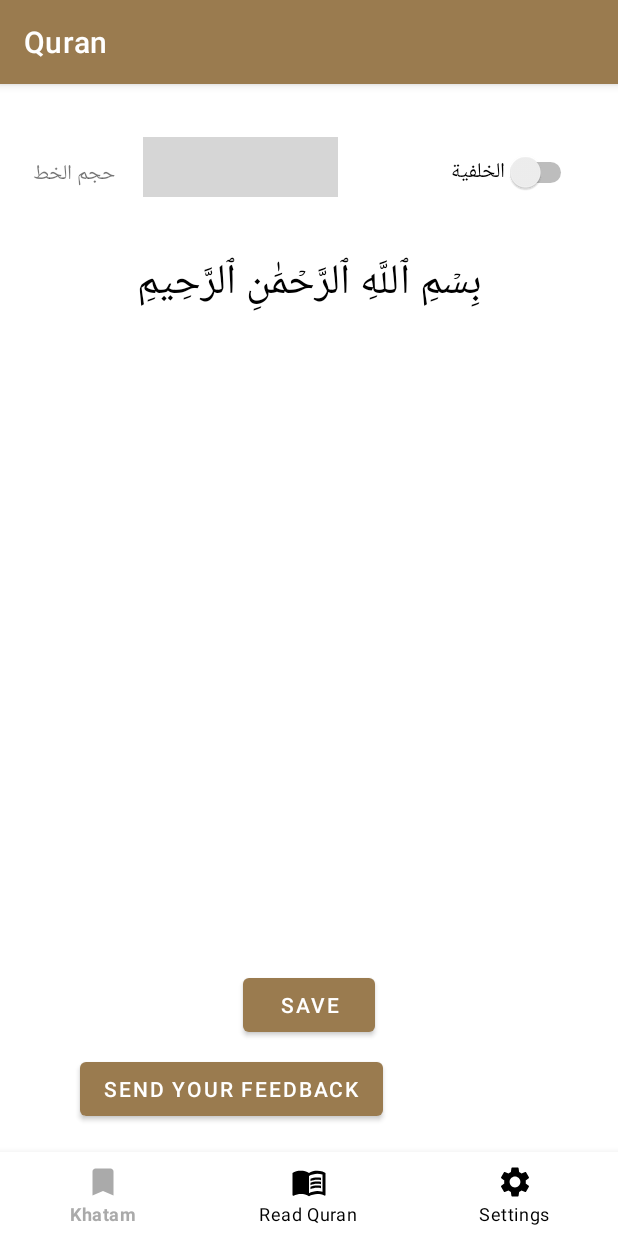
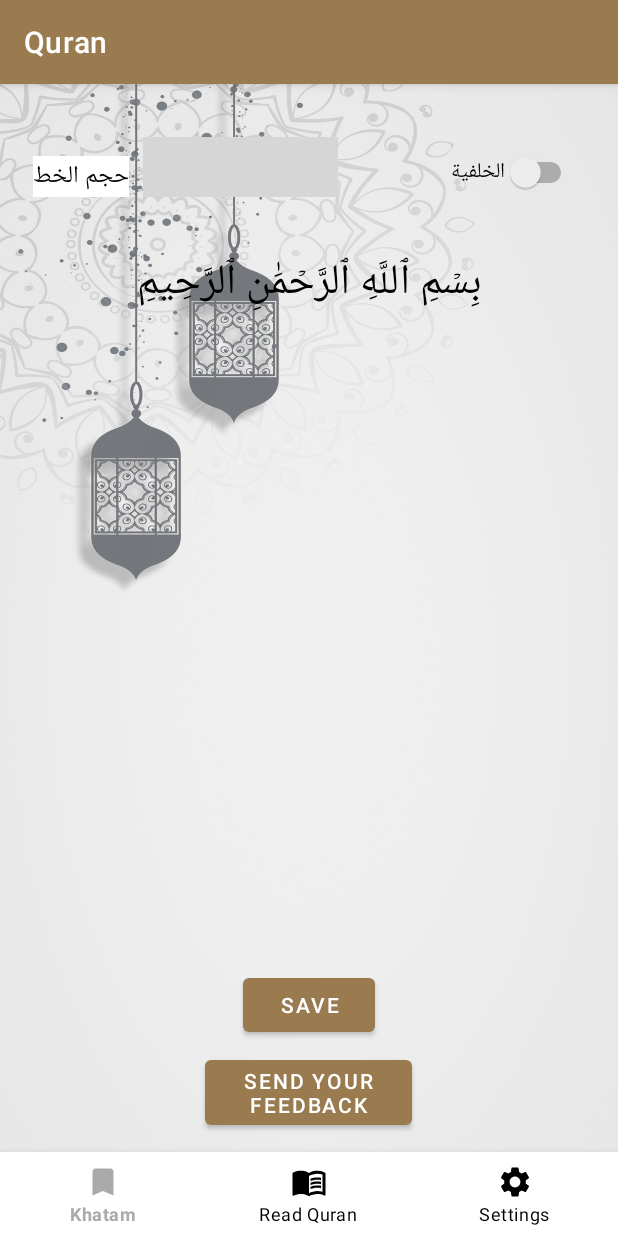
Before and after one commit to FerasMD/499, an Android app: the Settings screen opened directly, with no data from a screen before it, on a phone screen of 412 x 824 dp. Run offline under Robolectric (Android 15) with nearby library versions, the light colour scheme and no system bars; libraries missing offline, so code that uses them is left out: com.travijuu.numberpicker; plain views replace NumberPicker; 6 statements that could not run were skipped; grey boxes are pictures that could not be loaded.

Commit message:
updated the setting page and dis page

```diff
--- a/Quran/app/src/main/java/kau/edu/quran/dis.java
+++ b/Quran/app/src/main/java/kau/edu/quran/dis.java
@@ -33,13 +33,16 @@ public class dis extends AppCompatActivity {
     protected void onCreate(Bundle savedInstanceState) {
         super.onCreate(savedInstanceState);
         setContentView(R.layout.activity_dis);
+        View view=(View)findViewById(R.id.myV);
 
         SharedPreferences sharedPreferences= PreferenceManager.getDefaultSharedPreferences(this);
+        Switch aSwitch=(Switch) findViewById(R.id.switch1);
         String back=sharedPreferences.getString("back","No");
-        View view=(View)findViewById(R.id.myV);
+
         TextView textView = (TextView) findViewById(R.id.textView);
         TextView textView1=(TextView)findViewById(R.id.textView6);
 if (back.equalsIgnoreCase("black")){
+    aSwitch.setChecked(true);
     view.setBackgroundColor(Color.BLACK);
     textView.setTextColor(Color.WHITE);
     textView1.setTextColor(Color.WHITE);
@@ -59,7 +62,7 @@ if (back.equalsIgnoreCase("black")){
        // ColorStateList col=textView.getTextColors();
 
 Drawable drawable=view.getBackground();
-        Switch aSwitch=(Switch) findViewById(R.id.switch1);
+
         aSwitch.setOnCheckedChangeListener(new CompoundButton.OnCheckedChangeListener() {
             @SuppressLint("ResourceAsColor")
             @Override
@@ -71,7 +74,7 @@ Drawable drawable=view.getBackground();
                 }else{
                     textView.setTextColor(Color.BLACK);
                     textView1.setTextColor(Color.BLACK);
-                    view.setBackground(drawable);
+                    view.setBackgroundColor(getResources().getColor(android.R.color.white));
                 }
             }
         });
--- a/Quran/app/src/main/res/layout/activity_settings.xml
+++ b/Quran/app/src/main/res/layout/activity_settings.xml
@@ -6,26 +6,21 @@
     android:layout_height="match_parent"
 
 
-
+    android:background="@drawable/irb"
     tools:context=".Settings">
 
 
-
-
-
-
-
-
-
     <com.google.android.material.bottomnavigation.BottomNavigationView
+        android:id="@+id/bot"
         android:layout_width="match_parent"
         android:layout_height="wrap_content"
-        android:id="@+id/bot"
 
+        android:layout_alignParentBottom="true"
+        app:itemIconTint="@drawable/selector"
         app:itemTextColor="@drawable/selector"
-        app:itemIconTint="@drawable/selector"
-        app:menu="@menu/menu_nav"
-        android:layout_alignParentBottom="true"/>
+        app:menu="@menu/menu_nav">
+
+    </com.google.android.material.bottomnavigation.BottomNavigationView>
 
     <Switch
         android:id="@+id/switch1"
@@ -41,18 +36,6 @@
         android:text="الخلفية"
         tools:ignore="MissingConstraints" />
 
-    <Button
-        android:id="@+id/feed"
-        android:layout_width="wrap_content"
-        android:layout_height="wrap_content"
-
-        android:layout_alignParentStart="true"
-
-        android:layout_alignParentBottom="true"
-        android:layout_marginStart="53dp"
-        android:layout_marginBottom="74dp"
-        android:text="Send your Feedback" />
-
     <TextView
         android:id="@+id/textView5"
         android:layout_width="match_parent"
@@ -62,8 +45,8 @@
         android:layout_marginTop="109dp"
         android:gravity="center_horizontal"
         android:scrollbars="vertical"
+        android:text="بِسۡمِ ٱللَّهِ ٱلرَّحۡمَٰنِ ٱلرَّحِيمِ"
         android:textColor="@color/black"
-        android:text="بِسۡمِ ٱللَّهِ ٱلرَّحۡمَٰنِ ٱلرَّحِيمِ"
         android:textSize="28sp" />
 
 
@@ -84,7 +67,10 @@
         android:layout_alignParentTop="true"
         android:layout_marginStart="22dp"
         android:layout_marginTop="48dp"
-        android:text="حجم الخط" />
+        android:background="#FFFFFF"
+        android:text="حجم الخط"
+        android:textColor="@color/black"
+        android:textSize="16sp" />
 
     <Button
         android:id="@+id/button4"
@@ -95,5 +81,18 @@
         android:layout_marginBottom="130dp"
         android:text="Save" />
 
+    <Button
+
+        android:id="@+id/feed"
+        android:layout_width="138dp"
+        android:layout_height="wrap_content"
+
+
+        android:layout_alignParentBottom="true"
+        android:layout_centerInParent="true"
+        android:layout_centerHorizontal="true"
+        android:layout_marginBottom="68dp"
+        android:text="Send your Feedback" />
+
 
 </RelativeLayout>
```
